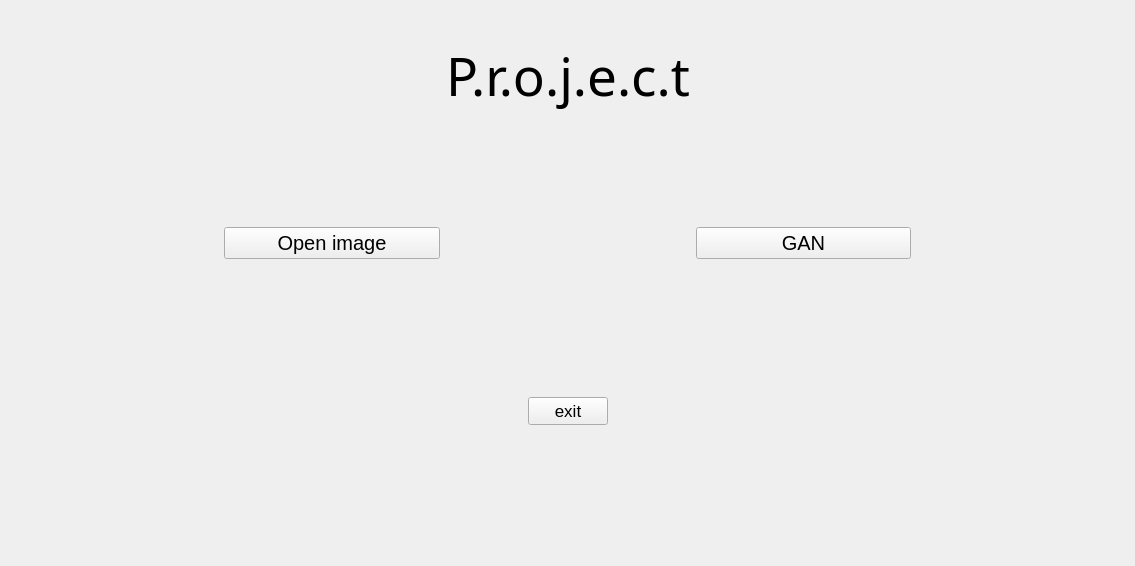
MikhailSK/photo-styling, file ui/main.ui: the form before one commit.
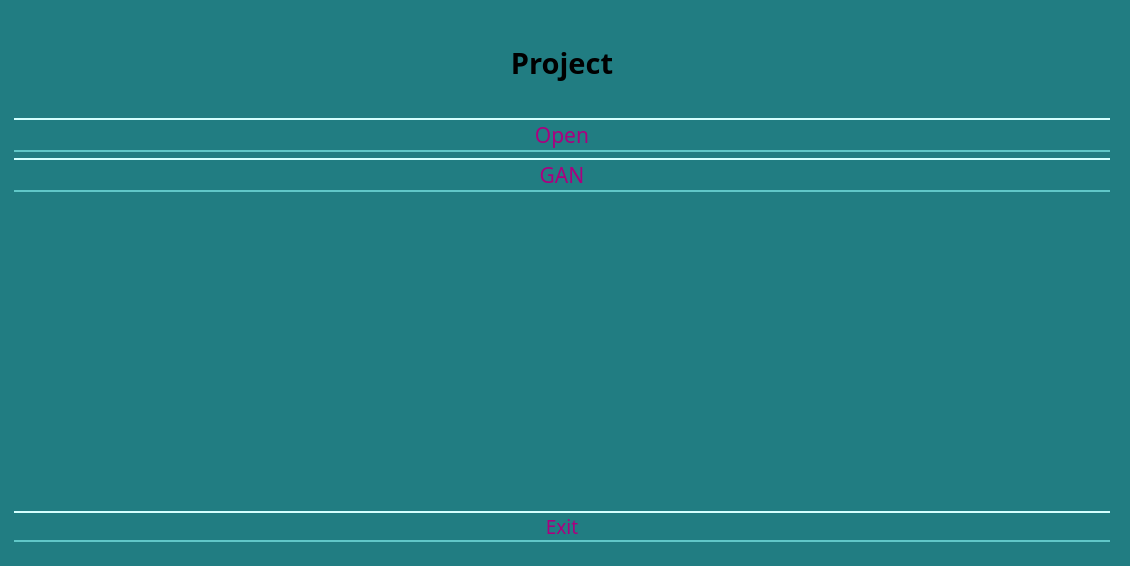
The form after the commit. Icons and pictures are not drawn.

Diff of the .ui file:
```diff
--- a/ui/main.ui
+++ b/ui/main.ui
@@ -6,223 +6,634 @@
    <rect>
     <x>0</x>
     <y>0</y>
-    <width>1135</width>
+    <width>1130</width>
     <height>566</height>
    </rect>
   </property>
+  <property name="palette">
+   <palette>
+    <active>
+     <colorrole role="WindowText">
+      <brush brushstyle="SolidPattern">
+       <color alpha="255">
+        <red>0</red>
+        <green>0</green>
+        <blue>0</blue>
+       </color>
+      </brush>
+     </colorrole>
+     <colorrole role="Button">
+      <brush brushstyle="SolidPattern">
+       <color alpha="255">
+        <red>33</red>
+        <green>125</green>
+        <blue>130</blue>
+       </color>
+      </brush>
+     </colorrole>
+     <colorrole role="Light">
+      <brush brushstyle="SolidPattern">
+       <color alpha="255">
+        <red>49</red>
+        <green>188</green>
+        <blue>195</blue>
+       </color>
+      </brush>
+     </colorrole>
+     <colorrole role="Midlight">
+      <brush brushstyle="SolidPattern">
+       <color alpha="255">
+        <red>41</red>
+        <green>156</green>
+        <blue>162</blue>
+       </color>
+      </brush>
+     </colorrole>
+     <colorrole role="Dark">
+      <brush brushstyle="SolidPattern">
+       <color alpha="255">
+        <red>16</red>
+        <green>62</green>
+        <blue>65</blue>
+       </color>
+      </brush>
+     </colorrole>
+     <colorrole role="Mid">
+      <brush brushstyle="SolidPattern">
+       <color alpha="255">
+        <red>22</red>
+        <green>83</green>
+        <blue>87</blue>
+       </color>
+      </brush>
+     </colorrole>
+     <colorrole role="Text">
+      <brush brushstyle="SolidPattern">
+       <color alpha="255">
+        <red>0</red>
+        <green>0</green>
+        <blue>0</blue>
+       </color>
+      </brush>
+     </colorrole>
+     <colorrole role="BrightText">
+      <brush brushstyle="SolidPattern">
+       <color alpha="255">
+        <red>255</red>
+        <green>255</green>
+        <blue>255</blue>
+       </color>
+      </brush>
+     </colorrole>
+     <colorrole role="ButtonText">
+      <brush brushstyle="SolidPattern">
+       <color alpha="255">
+        <red>0</red>
+        <green>0</green>
+        <blue>0</blue>
+       </color>
+      </brush>
+     </colorrole>
+     <colorrole role="Base">
+      <brush brushstyle="SolidPattern">
+       <color alpha="255">
+        <red>255</red>
+        <green>255</green>
+        <blue>255</blue>
+       </color>
+      </brush>
+     </colorrole>
+     <colorrole role="Window">
+      <brush brushstyle="SolidPattern">
+       <color alpha="255">
+        <red>33</red>
+        <green>125</green>
+        <blue>130</blue>
+       </color>
+      </brush>
+     </colorrole>
+     <colorrole role="Shadow">
+      <brush brushstyle="SolidPattern">
+       <color alpha="255">
+        <red>0</red>
+        <green>0</green>
+        <blue>0</blue>
+       </color>
+      </brush>
+     </colorrole>
+     <colorrole role="AlternateBase">
+      <brush brushstyle="SolidPattern">
+       <color alpha="255">
+        <red>144</red>
+        <green>190</green>
+        <blue>192</blue>
+       </color>
+      </brush>
+     </colorrole>
+     <colorrole role="ToolTipBase">
+      <brush brushstyle="SolidPattern">
+       <color alpha="255">
+        <red>255</red>
+        <green>255</green>
+        <blue>220</blue>
+       </color>
+      </brush>
+     </colorrole>
+     <colorrole role="ToolTipText">
+      <brush brushstyle="SolidPattern">
+       <color alpha="255">
+        <red>0</red>
+        <green>0</green>
+        <blue>0</blue>
+       </color>
+      </brush>
+     </colorrole>
+     <colorrole role="PlaceholderText">
+      <brush brushstyle="SolidPattern">
+       <color alpha="128">
+        <red>0</red>
+        <green>0</green>
+        <blue>0</blue>
+       </color>
+      </brush>
+     </colorrole>
+    </active>
+    <inactive>
+     <colorrole role="WindowText">
+      <brush brushstyle="SolidPattern">
+       <color alpha="255">
+        <red>0</red>
+        <green>0</green>
+        <blue>0</blue>
+       </color>
+      </brush>
+     </colorrole>
+     <colorrole role="Button">
+      <brush brushstyle="SolidPattern">
+       <color alpha="255">
+        <red>33</red>
+        <green>125</green>
+        <blue>130</blue>
+       </color>
+      </brush>
+     </colorrole>
+     <colorrole role="Light">
+      <brush brushstyle="SolidPattern">
+       <color alpha="255">
+        <red>49</red>
+        <green>188</green>
+        <blue>195</blue>
+       </color>
+      </brush>
+     </colorrole>
+     <colorrole role="Midlight">
+      <brush brushstyle="SolidPattern">
+       <color alpha="255">
+        <red>41</red>
+        <green>156</green>
+        <blue>162</blue>
+       </color>
+      </brush>
+     </colorrole>
+     <colorrole role="Dark">
+      <brush brushstyle="SolidPattern">
+       <color alpha="255">
+        <red>16</red>
+        <green>62</green>
+        <blue>65</blue>
+       </color>
+      </brush>
+     </colorrole>
+     <colorrole role="Mid">
+      <brush brushstyle="SolidPattern">
+       <color alpha="255">
+        <red>22</red>
+        <green>83</green>
+        <blue>87</blue>
+       </color>
+      </brush>
+     </colorrole>
+     <colorrole role="Text">
+      <brush brushstyle="SolidPattern">
+       <color alpha="255">
+        <red>0</red>
+        <green>0</green>
+        <blue>0</blue>
+       </color>
+      </brush>
+     </colorrole>
+     <colorrole role="BrightText">
+      <brush brushstyle="SolidPattern">
+       <color alpha="255">
+        <red>255</red>
+        <green>255</green>
+        <blue>255</blue>
+       </color>
+      </brush>
+     </colorrole>
+     <colorrole role="ButtonText">
+      <brush brushstyle="SolidPattern">
+       <color alpha="255">
+        <red>0</red>
+        <green>0</green>
+        <blue>0</blue>
+       </color>
+      </brush>
+     </colorrole>
+     <colorrole role="Base">
+      <brush brushstyle="SolidPattern">
+       <color alpha="255">
+        <red>255</red>
+        <green>255</green>
+        <blue>255</blue>
+       </color>
+      </brush>
+     </colorrole>
+     <colorrole role="Window">
+      <brush brushstyle="SolidPattern">
+       <color alpha="255">
+        <red>33</red>
+        <green>125</green>
+        <blue>130</blue>
+       </color>
+      </brush>
+     </colorrole>
+     <colorrole role="Shadow">
+      <brush brushstyle="SolidPattern">
+       <color alpha="255">
+        <red>0</red>
+        <green>0</green>
+        <blue>0</blue>
+       </color>
+      </brush>
+     </colorrole>
+     <colorrole role="AlternateBase">
+      <brush brushstyle="SolidPattern">
+       <color alpha="255">
+        <red>144</red>
+        <green>190</green>
+        <blue>192</blue>
+       </color>
+      </brush>
+     </colorrole>
+     <colorrole role="ToolTipBase">
+      <brush brushstyle="SolidPattern">
+       <color alpha="255">
+        <red>255</red>
+        <green>255</green>
+        <blue>220</blue>
+       </color>
+      </brush>
+     </colorrole>
+     <colorrole role="ToolTipText">
+      <brush brushstyle="SolidPattern">
+       <color alpha="255">
+        <red>0</red>
+        <green>0</green>
+        <blue>0</blue>
+       </color>
+      </brush>
+     </colorrole>
+     <colorrole role="PlaceholderText">
+      <brush brushstyle="SolidPattern">
+       <color alpha="128">
+        <red>0</red>
+        <green>0</green>
+        <blue>0</blue>
+       </color>
+      </brush>
+     </colorrole>
+    </inactive>
+    <disabled>
+     <colorrole role="WindowText">
+      <brush brushstyle="SolidPattern">
+       <color alpha="255">
+        <red>16</red>
+        <green>62</green>
+        <blue>65</blue>
+       </color>
+      </brush>
+     </colorrole>
+     <colorrole role="Button">
+      <brush brushstyle="SolidPattern">
+       <color alpha="255">
+        <red>33</red>
+        <green>125</green>
+        <blue>130</blue>
+       </color>
+      </brush>
+     </colorrole>
+     <colorrole role="Light">
+      <brush brushstyle="SolidPattern">
+       <color alpha="255">
+        <red>49</red>
+        <green>188</green>
+        <blue>195</blue>
+       </color>
+      </brush>
+     </colorrole>
+     <colorrole role="Midlight">
+      <brush brushstyle="SolidPattern">
+       <color alpha="255">
+        <red>41</red>
+        <green>156</green>
+        <blue>162</blue>
+       </color>
+      </brush>
+     </colorrole>
+     <colorrole role="Dark">
+      <brush brushstyle="SolidPattern">
+       <color alpha="255">
+        <red>16</red>
+        <green>62</green>
+        <blue>65</blue>
+       </color>
+      </brush>
+     </colorrole>
+     <colorrole role="Mid">
+      <brush brushstyle="SolidPattern">
+       <color alpha="255">
+        <red>22</red>
+        <green>83</green>
+        <blue>87</blue>
+       </color>
+      </brush>
+     </colorrole>
+     <colorrole role="Text">
+      <brush brushstyle="SolidPattern">
+       <color alpha="255">
+        <red>16</red>
+        <green>62</green>
+        <blue>65</blue>
+       </color>
+      </brush>
+     </colorrole>
+     <colorrole role="BrightText">
+      <brush brushstyle="SolidPattern">
+       <color alpha="255">
+        <red>255</red>
+        <green>255</green>
+        <blue>255</blue>
+       </color>
+      </brush>
+     </colorrole>
+     <colorrole role="ButtonText">
+      <brush brushstyle="SolidPattern">
+       <color alpha="255">
+        <red>16</red>
+        <green>62</green>
+        <blue>65</blue>
+       </color>
+      </brush>
+     </colorrole>
+     <colorrole role="Base">
+      <brush brushstyle="SolidPattern">
+       <color alpha="255">
+        <red>33</red>
+        <green>125</green>
+        <blue>130</blue>
+       </color>
+      </brush>
+     </colorrole>
+     <colorrole role="Window">
+      <brush brushstyle="SolidPattern">
+       <color alpha="255">
+        <red>33</red>
+        <green>125</green>
+        <blue>130</blue>
+       </color>
+      </brush>
+     </colorrole>
+     <colorrole role="Shadow">
+      <brush brushstyle="SolidPattern">
+       <color alpha="255">
+        <red>0</red>
+        <green>0</green>
+        <blue>0</blue>
+       </color>
+      </brush>
+     </colorrole>
+     <colorrole role="AlternateBase">
+      <brush brushstyle="SolidPattern">
+       <color alpha="255">
+        <red>33</red>
+        <green>125</green>
+        <blue>130</blue>
+       </color>
+      </brush>
+     </colorrole>
+     <colorrole role="ToolTipBase">
+      <brush brushstyle="SolidPattern">
+       <color alpha="255">
+        <red>255</red>
+        <green>255</green>
+        <blue>220</blue>
+       </color>
+      </brush>
+     </colorrole>
+     <colorrole role="ToolTipText">
+      <brush brushstyle="SolidPattern">
+       <color alpha="255">
+        <red>0</red>
+        <green>0</green>
+        <blue>0</blue>
+       </color>
+      </brush>
+     </colorrole>
+     <colorrole role="PlaceholderText">
+      <brush brushstyle="SolidPattern">
+       <color alpha="128">
+        <red>0</red>
+        <green>0</green>
+        <blue>0</blue>
+       </color>
+      </brush>
+     </colorrole>
+    </disabled>
+   </palette>
+  </property>
+  <property name="font">
+   <font>
+    <weight>50</weight>
+    <bold>false</bold>
+   </font>
+  </property>
   <property name="windowTitle">
    <string>MainWindow</string>
   </property>
+  <property name="tabShape">
+   <enum>QTabWidget::Rounded</enum>
+  </property>
   <widget class="QWidget" name="centralwidget">
    <layout class="QVBoxLayout" name="verticalLayout">
     <item>
      <layout class="QGridLayout" name="gridLayout">
-      <item row="7" column="3">
-       <layout class="QHBoxLayout" name="horizontalLayout">
-        <item>
-         <spacer name="horizontalSpacer_4">
-          <property name="orientation">
-           <enum>Qt::Horizontal</enum>
-          </property>
-          <property name="sizeHint" stdset="0">
-           <size>
-            <width>40</width>
-            <height>20</height>
-           </size>
-          </property>
-         </spacer>
-        </item>
-        <item>
-         <widget class="QPushButton" name="btn_exit">
-          <property name="font">
-           <font>
-            <pointsize>13</pointsize>
-           </font>
-          </property>
-          <property name="text">
-           <string>exit</string>
-          </property>
-         </widget>
-        </item>
-        <item>
-         <spacer name="horizontalSpacer_5">
-          <property name="orientation">
-           <enum>Qt::Horizontal</enum>
-          </property>
-          <property name="sizeHint" stdset="0">
-           <size>
-            <width>40</width>
-            <height>20</height>
-           </size>
-          </property>
-         </spacer>
-        </item>
-       </layout>
-      </item>
-      <item row="4" column="0">
-       <spacer name="horizontalSpacer">
-        <property name="orientation">
-         <enum>Qt::Horizontal</enum>
+      <property name="leftMargin">
+       <number>5</number>
+      </property>
+      <property name="topMargin">
+       <number>5</number>
+      </property>
+      <property name="rightMargin">
+       <number>5</number>
+      </property>
+      <property name="bottomMargin">
+       <number>5</number>
+      </property>
+      <item row="0" column="1" rowspan="7">
+       <widget class="QLabel" name="img">
+        <property name="toolTipDuration">
+         <number>0</number>
         </property>
-        <property name="sizeHint" stdset="0">
-         <size>
-          <width>40</width>
-          <height>20</height>
-         </size>
+        <property name="frameShadow">
+         <enum>QFrame::Plain</enum>
         </property>
-       </spacer>
-      </item>
-      <item row="4" column="1">
-       <widget class="QPushButton" name="btn_open">
-        <property name="sizePolicy">
-         <sizepolicy hsizetype="Expanding" vsizetype="Minimum">
-          <horstretch>0</horstretch>
-          <verstretch>0</verstretch>
-         </sizepolicy>
+        <property name="text">
+         <string>&lt;html&gt;&lt;head/&gt;&lt;body&gt;&lt;p align=&quot;center&quot;&gt;&lt;img src=&quot;:/image/output1.png&quot;/&gt;&lt;/p&gt;&lt;/body&gt;&lt;/html&gt;</string>
         </property>
+       </widget>
+      </item>
+      <item row="0" column="0">
+       <widget class="QLabel" name="label_2">
         <property name="font">
          <font>
-          <pointsize>15</pointsize>
+          <family>Segoe Print</family>
+          <pointsize>20</pointsize>
+          <weight>75</weight>
+          <bold>true</bold>
          </font>
         </property>
+        <property name="layoutDirection">
+         <enum>Qt::LeftToRight</enum>
+        </property>
+        <property name="frameShape">
+         <enum>QFrame::NoFrame</enum>
+        </property>
         <property name="text">
-         <string>Open image</string>
+         <string>&lt;html&gt;&lt;head/&gt;&lt;body&gt;&lt;p align=&quot;center&quot;&gt;&lt;span style=&quot; font-size:22pt; font-weight:600;&quot;&gt;Project&lt;/span&gt;&lt;/p&gt;&lt;/body&gt;&lt;/html&gt;</string>
         </property>
+        <property name="textFormat">
+         <enum>Qt::AutoText</enum>
+        </property>
        </widget>
       </item>
-      <item row="4" column="3">
-       <spacer name="horizontalSpacer_3">
-        <property name="orientation">
-         <enum>Qt::Horizontal</enum>
+      <item row="6" column="0">
+       <widget class="QPushButton" name="btn_exit">
+        <property name="font">
+         <font>
+          <family>Sitka Text</family>
+          <pointsize>14</pointsize>
+          <underline>false</underline>
+          <strikeout>false</strikeout>
+         </font>
         </property>
-        <property name="sizeHint" stdset="0">
-         <size>
-          <width>40</width>
-          <height>20</height>
-         </size>
+        <property name="cursor">
+         <cursorShape>PointingHandCursor</cursorShape>
         </property>
-       </spacer>
-      </item>
-      <item row="2" column="3">
-       <spacer name="verticalSpacer_2">
-        <property name="orientation">
-         <enum>Qt::Vertical</enum>
+        <property name="layoutDirection">
+         <enum>Qt::LeftToRight</enum>
         </property>
-        <property name="sizeType">
-         <enum>QSizePolicy::Minimum</enum>
+        <property name="autoFillBackground">
+         <bool>false</bool>
         </property>
-        <property name="sizeHint" stdset="0">
-         <size>
-          <width>20</width>
-          <height>40</height>
-         </size>
+        <property name="styleSheet">
+         <string notr="true">color: rgb(170, 0, 127);
+text-decoration: none;
+padding: .5em 2em;
+outline: none;
+border-width: 2px 0;
+border-style: solid none;
+border-color: rgb(212, 255, 254) rgb(202, 255, 240) rgb(96, 199, 200);
+border-radius: 25px;
+background: linear-gradient(rgb(96, 199, 200), rgb(212, 255, 254)) rgb(96, 199, 200);
+transition: 0.2s;</string>
         </property>
-       </spacer>
-      </item>
-      <item row="3" column="3">
-       <spacer name="verticalSpacer_3">
-        <property name="orientation">
-         <enum>Qt::Vertical</enum>
+        <property name="text">
+         <string>Exit</string>
         </property>
-        <property name="sizeType">
-         <enum>QSizePolicy::Minimum</enum>
-        </property>
-        <property name="sizeHint" stdset="0">
-         <size>
-          <width>20</width>
-          <height>40</height>
-         </size>
-        </property>
-       </spacer>
+       </widget>
       </item>
-      <item row="4" column="5">
-       <spacer name="horizontalSpacer_2">
-        <property name="orientation">
-         <enum>Qt::Horizontal</enum>
-        </property>
-        <property name="sizeHint" stdset="0">
-         <size>
-          <width>40</width>
-          <height>20</height>
-         </size>
-        </property>
-       </spacer>
-      </item>
-      <item row="4" column="4">
+      <item row="2" column="0">
        <widget class="QPushButton" name="btn_gan">
-        <property name="enabled">
-         <bool>true</bool>
-        </property>
-        <property name="sizePolicy">
-         <sizepolicy hsizetype="Expanding" vsizetype="Minimum">
-          <horstretch>0</horstretch>
-          <verstretch>0</verstretch>
-         </sizepolicy>
-        </property>
         <property name="font">
          <font>
-          <pointsize>15</pointsize>
+          <family>Microsoft JhengHei</family>
+          <pointsize>16</pointsize>
+          <underline>false</underline>
+          <strikeout>false</strikeout>
          </font>
         </property>
+        <property name="cursor">
+         <cursorShape>PointingHandCursor</cursorShape>
+        </property>
+        <property name="styleSheet">
+         <string notr="true">color: rgb(170, 0, 127);
+text-decoration: none;
+padding: .5em 2em;
+outline: none;
+border-width: 2px 0;
+border-style: solid none;
+border-color: rgb(212, 255, 254) rgb(202, 255, 240) rgb(96, 199, 200);
+border-radius: 25px;
+background: linear-gradient(rgb(96, 199, 200), rgb(212, 255, 254)) rgb(96, 199, 200);
+transition: 0.2s;</string>
+        </property>
         <property name="text">
          <string>GAN</string>
         </property>
        </widget>
       </item>
-      <item row="0" column="3">
-       <widget class="QLabel" name="label">
-        <property name="font">
-         <font>
-          <family>MV Boli</family>
-          <pointsize>40</pointsize>
-         </font>
-        </property>
-        <property name="text">
-         <string>P.r.o.j.e.c.t</string>
-        </property>
-        <property name="alignment">
-         <set>Qt::AlignCenter</set>
-        </property>
-       </widget>
-      </item>
-      <item row="0" column="0">
-       <spacer name="verticalSpacer_4">
-        <property name="orientation">
-         <enum>Qt::Vertical</enum>
-        </property>
-        <property name="sizeHint" stdset="0">
-         <size>
-          <width>20</width>
-          <height>40</height>
-         </size>
-        </property>
-       </spacer>
-      </item>
-      <item row="5" column="3">
+      <item row="7" column="0">
        <spacer name="verticalSpacer">
         <property name="orientation">
          <enum>Qt::Vertical</enum>
         </property>
+        <property name="sizeType">
+         <enum>QSizePolicy::Fixed</enum>
+        </property>
         <property name="sizeHint" stdset="0">
          <size>
-          <width>20</width>
-          <height>40</height>
+          <width>4</width>
+          <height>10</height>
          </size>
         </property>
        </spacer>
       </item>
-      <item row="8" column="3">
-       <spacer name="verticalSpacer_5">
-        <property name="orientation">
-         <enum>Qt::Vertical</enum>
+      <item row="1" column="0">
+       <widget class="QPushButton" name="btn_open">
+        <property name="sizePolicy">
+         <sizepolicy hsizetype="Minimum" vsizetype="Maximum">
+          <horstretch>10</horstretch>
+          <verstretch>10</verstretch>
+         </sizepolicy>
         </property>
-        <property name="sizeHint" stdset="0">
-         <size>
-          <width>20</width>
-          <height>40</height>
-         </size>
+        <property name="font">
+         <font>
+          <family>Microsoft JhengHei</family>
+          <pointsize>16</pointsize>
+          <underline>false</underline>
+          <strikeout>false</strikeout>
+         </font>
         </property>
-       </spacer>
+        <property name="cursor">
+         <cursorShape>PointingHandCursor</cursorShape>
+        </property>
+        <property name="styleSheet">
+         <string notr="true">color: rgb(170, 0, 127);
+text-decoration: none;
+padding: .5em 2em;
+outline: none;
+border-width: 2px 0;
+border-style: solid none;
+border-color: rgb(212, 255, 254) rgb(202, 255, 240) rgb(96, 199, 200);
+border-radius: 25px;
+background: linear-gradient(rgb(96, 199, 200), rgb(212, 255, 254)) rgb(96, 199, 200);
+transition: 0.2s;</string>
+        </property>
+        <property name="text">
+         <string>Open</string>
+        </property>
+       </widget>
       </item>
      </layout>
     </item>
```
Left out of the diff: 4 changed lines with no effect on the pictures.
